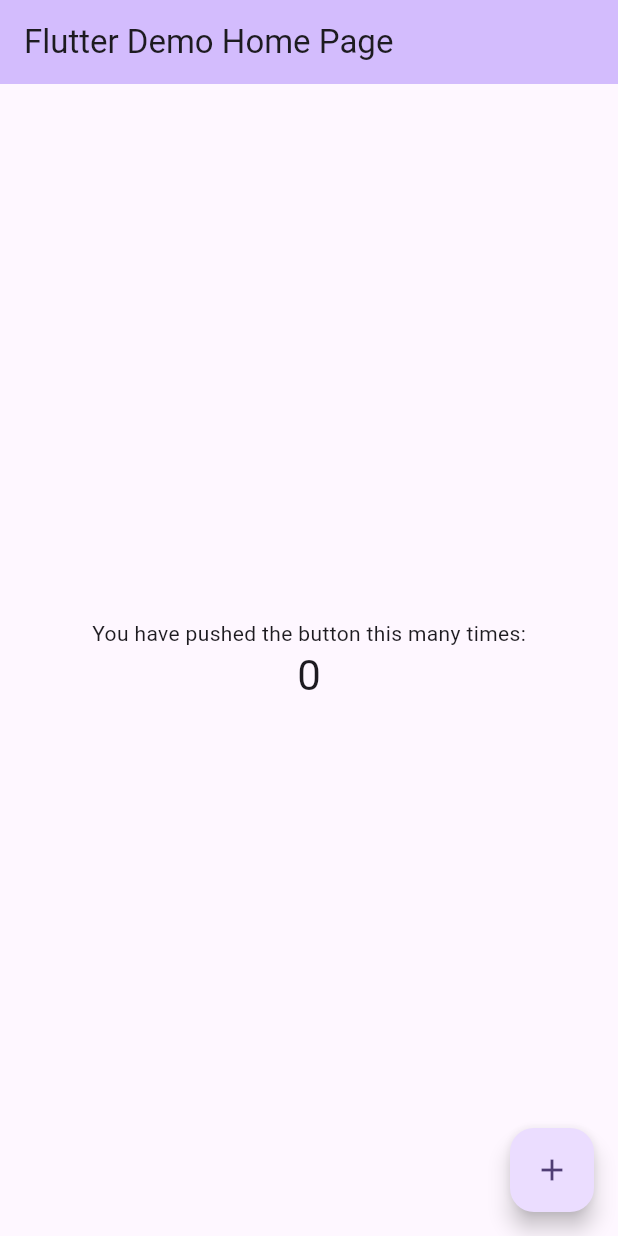
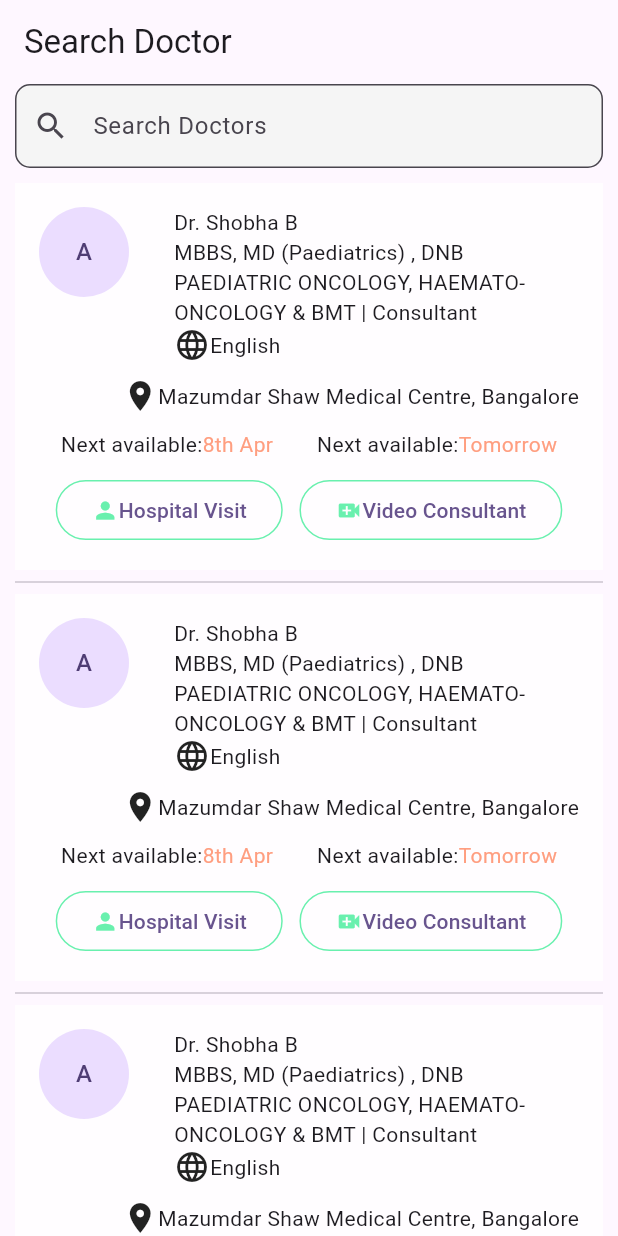
Before and after one commit to iamJana/nh_care, a Flutter app: the screen it shows after launch, on a phone screen of 412 x 824 dp. Run offline on Flutter 3.47's test engine with Material 3 defaults, Android fonts, the phone set to English and light mode, and no system bars.

Commit message:
Completed the Doctor search UI

```diff
--- a/lib/main.dart
+++ b/lib/main.dart
@@ -1,4 +1,6 @@
 import 'package:flutter/material.dart';
+import 'package:nh_care/screens/dashboard_screen.dart';
+import 'package:nh_care/screens/search_doctor_screen.dart';
 
 void main() {
   runApp(const MyApp());
@@ -7,116 +9,14 @@ void main() {
 class MyApp extends StatelessWidget {
   const MyApp({super.key});
 
-  // This widget is the root of your application.
   @override
   Widget build(BuildContext context) {
     return MaterialApp(
       title: 'Flutter Demo',
       theme: ThemeData(
-        // This is the theme of your application.
-        //
-        // TRY THIS: Try running your application with "flutter run". You'll see
-        // the application has a purple toolbar. Then, without quitting the app,
-        // try changing the seedColor in the colorScheme below to Colors.green
-        // and then invoke "hot reload" (save your changes or press the "hot
-        // reload" button in a Flutter-supported IDE, or press "r" if you used
-        // the command line to start the app).
-        //
-        // Notice that the counter didn't reset back to zero; the application
-        // state is not lost during the reload. To reset the state, use hot
-        // restart instead.
-        //
-        // This works for code too, not just values: Most code changes can be
-        // tested with just a hot reload.
         colorScheme: ColorScheme.fromSeed(seedColor: Colors.deepPurple),
       ),
-      home: const MyHomePage(title: 'Flutter Demo Home Page'),
+      home: SearchDoctorScreen(),
     );
   }
 }
-
-class MyHomePage extends StatefulWidget {
-  const MyHomePage({super.key, required this.title});
-
-  // This widget is the home page of your application. It is stateful, meaning
-  // that it has a State object (defined below) that contains fields that affect
-  // how it looks.
-
-  // This class is the configuration for the state. It holds the values (in this
-  // case the title) provided by the parent (in this case the App widget) and
-  // used by the build method of the State. Fields in a Widget subclass are
-  // always marked "final".
-
-  final String title;
-
-  @override
-  State<MyHomePage> createState() => _MyHomePageState();
-}
-
-class _MyHomePageState extends State<MyHomePage> {
-  int _counter = 0;
-
-  void _incrementCounter() {
-    setState(() {
-      // This call to setState tells the Flutter framework that something has
-      // changed in this State, which causes it to rerun the build method below
-      // so that the display can reflect the updated values. If we changed
-      // _counter without calling setState(), then the build method would not be
-      // called again, and so nothing would appear to happen.
-      _counter++;
-    });
-  }
-
-  @override
-  Widget build(BuildContext context) {
-    // This method is rerun every time setState is called, for instance as done
-    // by the _incrementCounter method above.
-    //
-    // The Flutter framework has been optimized to make rerunning build methods
-    // fast, so that you can just rebuild anything that needs updating rather
-    // than having to individually change instances of widgets.
-    return Scaffold(
-      appBar: AppBar(
-        // TRY THIS: Try changing the color here to a specific color (to
-        // Colors.amber, perhaps?) and trigger a hot reload to see the AppBar
-        // change color while the other colors stay the same.
-        backgroundColor: Theme.of(context).colorScheme.inversePrimary,
-        // Here we take the value from the MyHomePage object that was created by
-        // the App.build method, and use it to set our appbar title.
-        title: Text(widget.title),
-      ),
-      body: Center(
-        // Center is a layout widget. It takes a single child and positions it
-        // in the middle of the parent.
-        child: Column(
-          // Column is also a layout widget. It takes a list of children and
-          // arranges them vertically. By default, it sizes itself to fit its
-          // children horizontally, and tries to be as tall as its parent.
-          //
-          // Column has various properties to control how it sizes itself and
-          // how it positions its children. Here we use mainAxisAlignment to
-          // center the children vertically; the main axis here is the vertical
-          // axis because Columns are vertical (the cross axis would be
-          // horizontal).
-          //
-          // TRY THIS: Invoke "debug painting" (choose the "Toggle Debug Paint"
-          // action in the IDE, or press "p" in the console), to see the
-          // wireframe for each widget.
-          mainAxisAlignment: MainAxisAlignment.center,
-          children: <Widget>[
-            const Text('You have pushed the button this many times:'),
-            Text(
-              '$_counter',
-              style: Theme.of(context).textTheme.headlineMedium,
-            ),
-          ],
-        ),
-      ),
-      floatingActionButton: FloatingActionButton(
-        onPressed: _incrementCounter,
-        tooltip: 'Increment',
-        child: const Icon(Icons.add),
-      ), // This trailing comma makes auto-formatting nicer for build methods.
-    );
-  }
-}
--- /dev/null
+++ b/lib/screens/search_doctor_screen.dart
@@ -0,0 +1,56 @@
+import 'package:flutter/material.dart';
+import 'package:nh_care/utils/constants.dart';
+import 'package:nh_care/widgets/doctor_card.dart';
+
+class SearchDoctorScreen extends StatefulWidget {
+  const SearchDoctorScreen({super.key});
+
+  @override
+  State<SearchDoctorScreen> createState() => _SearchDoctorScreenState();
+}
+
+class _SearchDoctorScreenState extends State<SearchDoctorScreen> {
+  List<Widget> doctors = [
+    DoctorCard(),
+    DoctorCard(),
+    DoctorCard(),
+    DoctorCard(),
+    DoctorCard(),
+  ];
+
+  @override
+  Widget build(BuildContext context) {
+    return Scaffold(
+      appBar: AppBar(title: Text("Search Doctor")),
+      body: SafeArea(
+        child: Padding(
+          padding: const EdgeInsets.symmetric(horizontal: 10),
+          child: Column(
+            children: [
+              TextField(
+                decoration: InputDecoration(
+                  prefixIcon: Icon(Icons.search),
+                  hintText: 'Search Doctors',
+                  filled: true,
+                  fillColor: Colors.grey.shade100,
+                  border: OutlineInputBorder(
+                    borderRadius: BorderRadius.circular(10),
+                    borderSide: BorderSide(color: Colors.black12),
+                  ),
+                ),
+              ),
+              SizedBox(height: kDefaultHeight),
+              Expanded(
+                child: ListView.separated(
+                  itemBuilder: (context, index) => doctors[index],
+                  separatorBuilder: (context, index) => Divider(),
+                  itemCount: doctors.length,
+                ),
+              ),
+            ],
+          ),
+        ),
+      ),
+    );
+  }
+}
--- /dev/null
+++ b/lib/utils/constants.dart
@@ -0,0 +1 @@
+const double kDefaultHeight = 10;
--- /dev/null
+++ b/lib/widgets/doctor_card.dart
@@ -0,0 +1,98 @@
+import 'package:flutter/material.dart';
+import 'package:nh_care/utils/constants.dart';
+
+class DoctorCard extends StatelessWidget {
+  const DoctorCard({super.key});
+
+  @override
+  Widget build(BuildContext context) {
+    return Container(
+      padding: EdgeInsets.all(16),
+      decoration: BoxDecoration(color: Colors.white70),
+      child: Column(
+        children: [
+          Row(
+            crossAxisAlignment: CrossAxisAlignment.start,
+            mainAxisAlignment: MainAxisAlignment.start,
+            children: [
+              CircleAvatar(radius: 30, child: Text('A')),
+              SizedBox(width: 30),
+              Expanded(
+                child: Column(
+                  crossAxisAlignment: CrossAxisAlignment.start,
+                  mainAxisAlignment: MainAxisAlignment.center,
+                  children: [
+                    Text("Dr. Shobha B"),
+                    Text(
+                      'MBBS, MD (Paediatrics) , DNB PAEDIATRIC ONCOLOGY, HAEMATO-ONCOLOGY & BMT | Consultant',
+                      maxLines: 4,
+                      overflow: TextOverflow.ellipsis,
+                      softWrap: true,
+                    ),
+                    Row(children: [Icon(Icons.language), Text("English")]),
+
+                    SizedBox(height: kDefaultHeight),
+                  ],
+                ),
+              ),
+            ],
+          ),
+          Row(
+            mainAxisAlignment: MainAxisAlignment.end,
+            children: [
+              Icon(Icons.location_on),
+              Text(
+                "Mazumdar Shaw Medical Centre, Bangalore",
+                maxLines: 4,
+                overflow: TextOverflow.ellipsis,
+                softWrap: true,
+              ),
+            ],
+          ),
+          SizedBox(height: kDefaultHeight),
+
+          Row(
+            mainAxisAlignment: MainAxisAlignment.spaceAround,
+            children: [
+              _availablityWidget("8th Apr"),
+              _availablityWidget("Tomorrow"),
+            ],
+          ),
+          SizedBox(height: kDefaultHeight),
+          Row(
+            mainAxisAlignment: MainAxisAlignment.spaceEvenly,
+            children: [
+              _button(
+                Icon(Icons.person, color: Colors.greenAccent),
+                'Hospital Visit',
+              ),
+              _button(
+                Icon(Icons.video_call, color: Colors.greenAccent),
+                'Video Consultant',
+              ),
+            ],
+          ),
+        ],
+      ),
+    );
+  }
+}
+
+Widget _availablityWidget(String date) {
+  return Row(
+    children: [
+      Text("Next available:"),
+      Text(date, style: TextStyle(color: Colors.deepOrangeAccent.shade100)),
+    ],
+  );
+}
+
+Widget _button(Icon icon, String consultantMode) {
+  return OutlinedButton(
+    style: ButtonStyle(
+      side: WidgetStatePropertyAll(BorderSide(color: Colors.greenAccent)),
+    ),
+    onPressed: () {},
+    child: Row(children: [icon, Text(consultantMode)]),
+  );
+}
```
Also changed, not shown: lib/screens/dashboard_screen.dart (added, +173 -0 lines), lib/widgets/action_widget.dart (added, +32 -0 lines), lib/widgets/section_widget.dart (added, +43 -0 lines).
